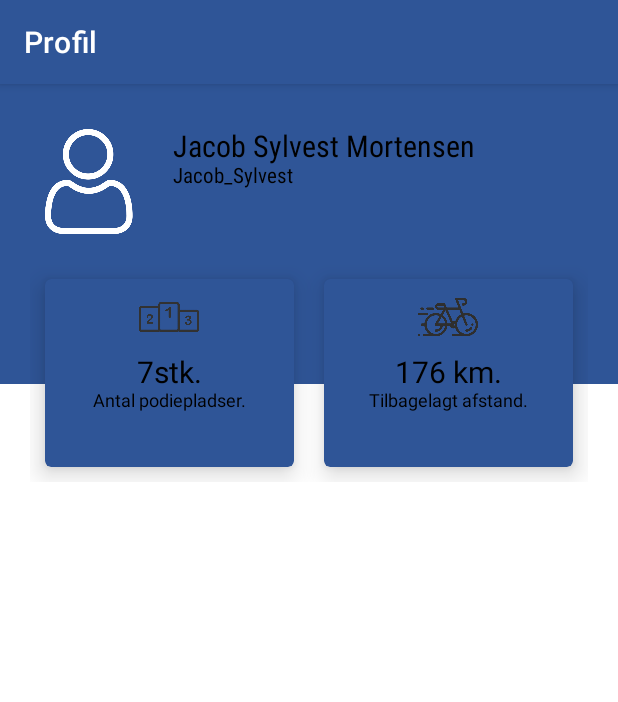
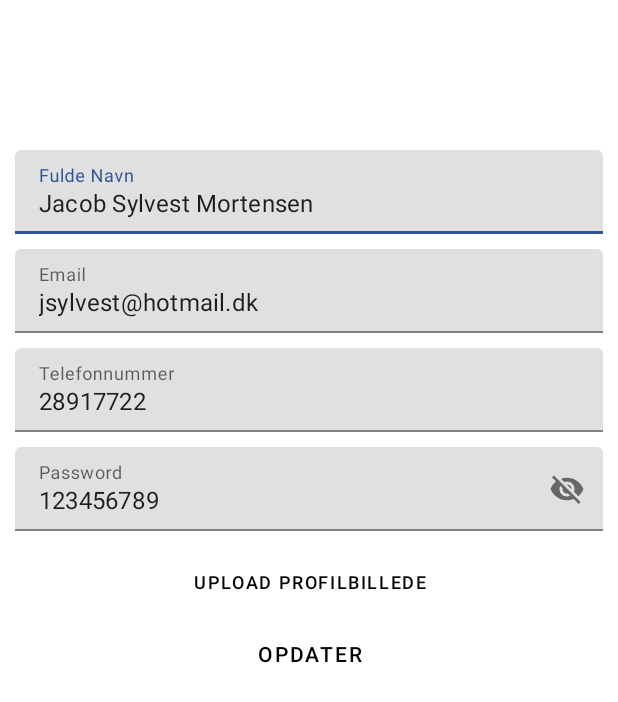
Before and after one commit to JacobSylvest/SportsEventV2, an Android app: the RedigerProfil screen opened directly, with no data from a screen before it, on a phone screen of 412 x 824 dp. Shown: the top 702 px of the screen. Run offline under Robolectric (Android 15) with nearby library versions, the light colour scheme and no system bars.

Commit message:
return true; design på profil_wButtons færdig

```diff
--- a/app/src/main/java/com/example/sportseventv2/Profil.java
+++ b/app/src/main/java/com/example/sportseventv2/Profil.java
@@ -6,15 +6,30 @@ import androidx.appcompat.app.AppCompatActivity;
 import android.content.Intent;
 import android.os.Bundle;
 import android.view.MenuItem;
+import android.view.View;
+import android.widget.Button;
 
 import com.google.android.material.bottomnavigation.BottomNavigationView;
 
+import java.security.PrivateKey;
+
 public class Profil extends TopMenu {
+
+    private Button button;
 
     @Override
     protected void onCreate(Bundle savedInstanceState) {
         super.onCreate(savedInstanceState);
         setContentView(R.layout.activity_profil);
+
+        button = findViewById(R.id.rediger_profil);
+        button.setOnClickListener(new View.OnClickListener() {
+            @Override
+            public void onClick(View v) {
+                openRedigerProfil();
+
+            }
+        });
 
         //initialiserer og tilknytter/tildeler variabler
 
@@ -48,4 +63,8 @@ public class Profil extends TopMenu {
             }
         });
     }
+    public void openRedigerProfil(){
+        Intent intent = new Intent(this, RedigerProfil.class);
+        startActivity(intent);
+    }
 }
--- a/app/src/main/java/com/example/sportseventv2/UserProfile.java
+++ b/app/src/main/java/com/example/sportseventv2/RedigerProfil.java
@@ -4,11 +4,11 @@ import androidx.appcompat.app.AppCompatActivity;
 
 import android.os.Bundle;
 
-public class UserProfile extends AppCompatActivity {
+public class RedigerProfil extends AppCompatActivity {
 
     @Override
     protected void onCreate(Bundle savedInstanceState) {
         super.onCreate(savedInstanceState);
-        setContentView(R.layout.activity_user_profile);
+        setContentView(R.layout.activity_rediger_profil);
     }
 }
--- a/app/src/main/res/layout/activity_profil.xml
+++ b/app/src/main/res/layout/activity_profil.xml
@@ -160,7 +160,7 @@
 
 
         <Button
-            android:id="@+id/button4"
+            android:id="@+id/tilmeldte_løb"
             android:layout_width="0dp"
             android:layout_height="125dp"
             android:layout_margin="10dp"
@@ -172,7 +172,7 @@
 
 
         <Button
-            android:id="@+id/button5"
+            android:id="@+id/rediger_profil"
             android:layout_width="0dp"
             android:layout_height="125dp"
             android:layout_margin="10dp"
--- /dev/null
+++ b/app/src/main/res/layout/activity_rediger_profil.xml
@@ -0,0 +1,107 @@
+<?xml version="1.0" encoding="utf-8"?>
+<androidx.constraintlayout.widget.ConstraintLayout xmlns:android="http://schemas.android.com/apk/res/android"
+    xmlns:app="http://schemas.android.com/apk/res-auto"
+    xmlns:tools="http://schemas.android.com/tools"
+    android:layout_width="match_parent"
+    android:layout_height="match_parent"
+    tools:context=".RedigerProfil">
+
+    <LinearLayout
+        android:layout_width="match_parent"
+        android:layout_height="match_parent"
+        android:layout_marginTop="100dp"
+        android:orientation="vertical">
+
+        <com.google.android.material.textfield.TextInputLayout
+            android:layout_width="match_parent"
+            android:layout_height="wrap_content"
+            android:layout_marginBottom="10dp"
+            android:layout_marginLeft="10dp"
+            android:layout_marginRight="10dp"
+            android:hint="Fulde Navn">
+
+            <com.google.android.material.textfield.TextInputEditText
+                android:layout_width="match_parent"
+                android:layout_height="wrap_content"
+                android:text="Jacob Sylvest Mortensen" />
+
+        </com.google.android.material.textfield.TextInputLayout>
+
+        <com.google.android.material.textfield.TextInputLayout
+            android:layout_width="match_parent"
+            android:layout_height="wrap_content"
+            android:layout_marginBottom="10dp"
+            android:layout_marginLeft="10dp"
+            android:layout_marginRight="10dp"
+            android:hint="Email">
+
+            <com.google.android.material.textfield.TextInputEditText
+                android:layout_width="match_parent"
+                android:layout_height="wrap_content"
+                android:text="jsylvest@hotmail.dk" />
+
+        </com.google.android.material.textfield.TextInputLayout>
+
+        <com.google.android.material.textfield.TextInputLayout
+            android:layout_width="match_parent"
+            android:layout_height="wrap_content"
+            android:layout_marginBottom="10dp"
+            android:layout_marginLeft="10dp"
+            android:layout_marginRight="10dp"
+            android:hint="Telefonnummer">
+
+            <com.google.android.material.textfield.TextInputEditText
+                android:layout_width="match_parent"
+                android:layout_height="wrap_content"
+                android:text="28917722" />
+
+        </com.google.android.material.textfield.TextInputLayout>
+
+        <com.google.android.material.textfield.TextInputLayout
+            android:layout_width="match_parent"
+            android:layout_height="wrap_content"
+            android:layout_marginBottom="10dp"
+            android:layout_marginLeft="10dp"
+            android:layout_marginRight="10dp"
+            android:hint="Password"
+            app:passwordToggleEnabled="true">
+
+            <com.google.android.material.textfield.TextInputEditText
+                android:layout_width="match_parent"
+                android:layout_height="wrap_content"
+                android:text="123456789" />
+
+        </com.google.android.material.textfield.TextInputLayout>
+
+        <Button
+            android:id="@+id/upload_profiilbillede"
+            android:layout_width="match_parent"
+            android:layout_height="wrap_content"
+            android:text="Upload profilbillede"
+            android:background="#00000000"
+            android:textColor="#000"
+            android:textSize="12sp"/>
+
+        <Button
+            android:id="@+id/button"
+            android:layout_width="match_parent"
+            android:layout_height="wrap_content"
+            android:background="#00000000"
+            android:text="Opdater"
+            android:textColor="#000" />
+
+
+    </LinearLayout>
+
+
+    <!--<Button
+        android:id="@+id/upload_profiilbillede"
+        android:layout_width="match_parent"
+        android:layout_height="wrap_content"
+        android:text="Upload profilbillede"
+        android:background="#00000000"
+        android:textColor="#000"
+        android:textSize="12sp"/>
+    /-->
+
+</androidx.constraintlayout.widget.ConstraintLayout>
--- a/app/src/main/res/layout/activity_user_profile.xml
+++ /dev/null
@@ -1,237 +0,0 @@
-<?xml version="1.0" encoding="utf-8"?>
-<LinearLayout xmlns:android="http://schemas.android.com/apk/res/android"
-    xmlns:app="http://schemas.android.com/apk/res-auto"
-    xmlns:tools="http://schemas.android.com/tools"
-    android:layout_width="match_parent"
-    android:layout_height="match_parent"
-    tools:context=".UserProfile"
-    android:orientation="vertical">
-
-
-
-        <RelativeLayout
-            android:layout_width="match_parent"
-            android:layout_height="200dp"
-            android:background="#2F5597"
-            android:padding="20dp">
-
-            <ImageView
-                android:id="@+id/profil_logo"
-                android:layout_width="70dp"
-                android:layout_height="70dp"
-                android:layout_marginTop="10dp"
-                android:layout_marginStart="10dp"
-                android:layout_marginEnd="10dp"
-                android:src="@drawable/profile_white"
-                app:layout_constraintEnd_toEndOf="parent"
-                app:layout_constraintStart_toStartOf="parent"
-                app:layout_constraintTop_toTopOf="parent" />
-
-            <TextView
-                android:id="@+id/full_name"
-                android:layout_width="wrap_content"
-                android:layout_height="wrap_content"
-                android:layout_marginTop="10dp"
-                android:layout_marginLeft="5dp"
-                android:layout_toRightOf="@+id/profil_logo"
-                android:fontFamily="sans-serif-condensed"
-                android:includeFontPadding="false"
-                android:text="Jacob Sylvest Mortensen"
-                android:textColor="#000"
-                android:textSize="20sp" />
-
-            <TextView
-                android:id="@+id/user_name"
-                android:layout_width="wrap_content"
-                android:layout_height="wrap_content"
-                android:layout_below="@id/full_name"
-                android:layout_marginLeft="5dp"
-                android:layout_toRightOf="@+id/profil_logo"
-                android:fontFamily="sans-serif-condensed"
-                android:includeFontPadding="false"
-                android:text="Jacob_Sylvest"
-                android:textColor="#000"
-                android:textSize="14sp" />
-
-
-        </RelativeLayout>
-
-        <LinearLayout
-            android:layout_width="match_parent"
-            android:layout_height="wrap_content"
-            android:layout_marginTop="-100dp"
-            android:padding="20dp">
-
-            <com.google.android.material.card.MaterialCardView
-                android:layout_width="0dp"
-                android:layout_height="125dp"
-                android:layout_margin="10dp"
-                android:layout_weight="1"
-                app:cardBackgroundColor="#2F5597"
-                app:cardElevation="10dp">
-
-                <RelativeLayout
-                    android:layout_width="match_parent"
-                    android:layout_height="match_parent"
-                    android:padding="5dp">
-
-                    <ImageView
-                        android:layout_width="40dp"
-                        android:layout_height="40dp"
-                        android:layout_centerHorizontal="true"
-                        android:src="@drawable/podium_grey" />
-
-                    <TextView
-                        android:id="@+id/antal_podiepladser"
-                        android:layout_width="wrap_content"
-                        android:layout_height="wrap_content"
-                        android:layout_centerInParent="true"
-                        android:includeFontPadding="false"
-                        android:text="7stk."
-                        android:textColor="#000"
-                        android:textSize="20sp" />
-
-                    <TextView
-                        android:id="@+id/anden"
-                        android:layout_width="wrap_content"
-                        android:layout_height="wrap_content"
-                        android:layout_below="@id/antal_podiepladser"
-                        android:layout_centerHorizontal="true"
-                        android:includeFontPadding="false"
-                        android:text="Antal podiepladser."
-                        android:textColor="#000"
-                        android:textSize="12sp" />
-
-                </RelativeLayout>
-            </com.google.android.material.card.MaterialCardView>
-
-            <com.google.android.material.card.MaterialCardView
-                android:layout_width="0dp"
-                android:layout_height="125dp"
-                android:layout_margin="10dp"
-                android:layout_weight="1"
-                app:cardBackgroundColor="#2F5597"
-                app:cardElevation="10dp">
-
-                <RelativeLayout
-                    android:layout_width="match_parent"
-                    android:layout_height="match_parent"
-                    android:padding="5dp">
-
-                    <ImageView
-                        android:layout_width="40dp"
-                        android:layout_height="40dp"
-                        android:layout_centerHorizontal="true"
-                        android:src="@drawable/distance" />
-
-                    <TextView
-                        android:id="@+id/amount_distance"
-                        android:layout_width="wrap_content"
-                        android:layout_height="wrap_content"
-                        android:layout_centerInParent="true"
-                        android:includeFontPadding="false"
-                        android:text="176 km."
-                        android:textColor="#000"
-                        android:textSize="20sp" />
-
-                    <TextView
-                        android:id="@+id/tilbagelagt"
-                        android:layout_width="wrap_content"
-                        android:layout_height="wrap_content"
-                        android:layout_below="@id/amount_distance"
-                        android:layout_centerHorizontal="true"
-                        android:includeFontPadding="false"
-                        android:text="Tilbagelagt afstand."
-                        android:textColor="#000"
-                        android:textSize="12sp" />
-
-                </RelativeLayout>
-            </com.google.android.material.card.MaterialCardView>
-
-
-        </LinearLayout>
-
-    <LinearLayout
-        android:layout_width="match_parent"
-        android:layout_height="100dp"
-        android:layout_marginTop="-40dp"
-        android:padding="20dp">
-
-
-
-
-    </LinearLayout>
-
-    <!--
-
-        <LinearLayout
-            android:layout_width="match_parent"
-            android:layout_height="wrap_content"
-            android:orientation="vertical">
-
-            <com.google.android.material.textfield.TextInputLayout
-                android:layout_width="match_parent"
-                android:layout_height="wrap_content"
-                android:layout_marginBottom="10dp"
-                android:hint="Fulde Navn">
-
-                <com.google.android.material.textfield.TextInputEditText
-                    android:layout_width="match_parent"
-                    android:layout_height="wrap_content"
-                    android:text="Jacob Sylvest Mortensen" />
-
-            </com.google.android.material.textfield.TextInputLayout>
-
-            <com.google.android.material.textfield.TextInputLayout
-                android:layout_width="match_parent"
-                android:layout_height="wrap_content"
-                android:layout_marginBottom="10dp"
-                android:hint="Email">
-
-                <com.google.android.material.textfield.TextInputEditText
-                    android:layout_width="match_parent"
-                    android:layout_height="wrap_content"
-                    android:text="jsylvest@hotmail.dk" />
-
-            </com.google.android.material.textfield.TextInputLayout>
-
-            <com.google.android.material.textfield.TextInputLayout
-                android:layout_width="match_parent"
-                android:layout_height="wrap_content"
-                android:layout_marginBottom="10dp"
-                android:hint="Telefonnummer">
-
-                <com.google.android.material.textfield.TextInputEditText
-                    android:layout_width="match_parent"
-                    android:layout_height="wrap_content"
-                    android:text="28917722" />
-
-            </com.google.android.material.textfield.TextInputLayout>
-
-            <com.google.android.material.textfield.TextInputLayout
-                android:layout_width="match_parent"
-                android:layout_height="wrap_content"
-                android:layout_marginBottom="10dp"
-                android:hint="Password"
-                app:passwordToggleEnabled="true">
-
-                <com.google.android.material.textfield.TextInputEditText
-                    android:layout_width="match_parent"
-                    android:layout_height="wrap_content"
-                    android:text="123456789" />
-
-            </com.google.android.material.textfield.TextInputLayout>
-
-            <Button
-                android:id="@+id/button"
-                android:layout_width="match_parent"
-                android:layout_height="wrap_content"
-                android:background="#00000000"
-                android:text="Opdater"
-                android:textColor="#000" />
-
-
-        </LinearLayout>
-        /-->
-
-</LinearLayout>
```
Also changed, not shown: app/src/main/AndroidManifest.xml (+21 -16 lines).
